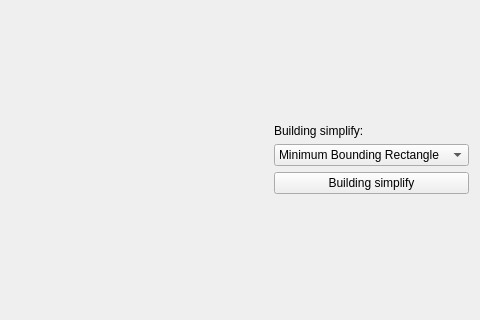
Above: U2/BuildingSimplify/widget.ui from kuzmanovpane/ADK_Kuzmanov_Muzik before the change; both pictures show x 687 to 1167 and y 154 to 474 of the 1167 by 654 pixel window. Below: the same form after it.
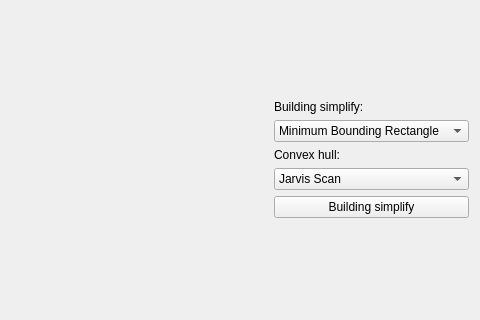
That is the form after the change. Custom widgets are drawn as their Qt base class.

Commit message: Quick Hull added

The edit to the form file:
```diff
--- a/U2/BuildingSimplify/widget.ui
+++ b/U2/BuildingSimplify/widget.ui
@@ -77,6 +77,27 @@
        </item>
       </widget>
      </item>
+     <item>
+      <widget class="QLabel" name="label_2">
+       <property name="text">
+        <string>Convex hull:</string>
+       </property>
+      </widget>
+     </item>
+     <item>
+      <widget class="QComboBox" name="comboBox_ch">
+       <item>
+        <property name="text">
+         <string>Jarvis Scan</string>
+        </property>
+       </item>
+       <item>
+        <property name="text">
+         <string>Quick Hull</string>
+        </property>
+       </item>
+      </widget>
+     </item>
      <item>
       <widget class="QPushButton" name="pushButton">
        <property name="text">
```
Left out of the diff: 2 changed lines with no effect on the pictures. The commit also changes 5 other files.
